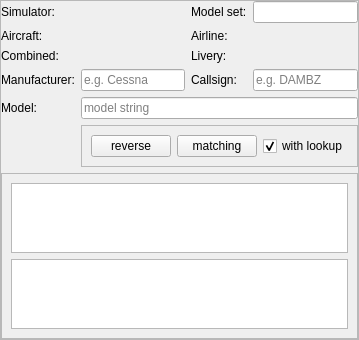
swift-project/pilotclient, file src/blackgui/components/modelmatchercomponent.ui: the form before one commit.
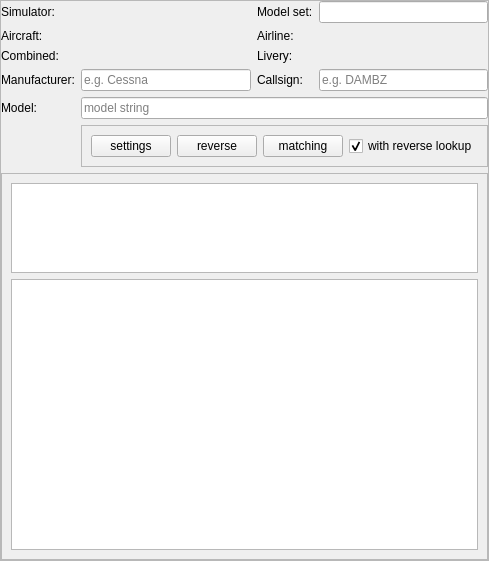
The form after the commit. Custom widgets are drawn as their Qt base class.

Commit message: Matcher settings as dialog so they can be changed in mapping tool model matcher for testing

Patch:
```diff
--- a/src/blackgui/components/modelmatchercomponent.ui
+++ b/src/blackgui/components/modelmatchercomponent.ui
@@ -6,8 +6,8 @@
    <rect>
     <x>0</x>
     <y>0</y>
-    <width>356</width>
-    <height>340</height>
+    <width>478</width>
+    <height>561</height>
    </rect>
   </property>
   <property name="windowTitle">
@@ -139,6 +139,13 @@
         </property>
        </spacer>
       </item>
+      <item>
+       <widget class="QPushButton" name="pb_Settings">
+        <property name="text">
+         <string>settings</string>
+        </property>
+       </widget>
+      </item>
       <item>
        <widget class="QPushButton" name="pb_ReverseLookup">
         <property name="text">
@@ -159,7 +166,7 @@
          <string>use reverse lookup for model matching</string>
         </property>
         <property name="text">
-         <string>with lookup</string>
+         <string>with reverse lookup</string>
         </property>
         <property name="checked">
          <bool>true</bool>
```
The commit also changes 8 other files.
